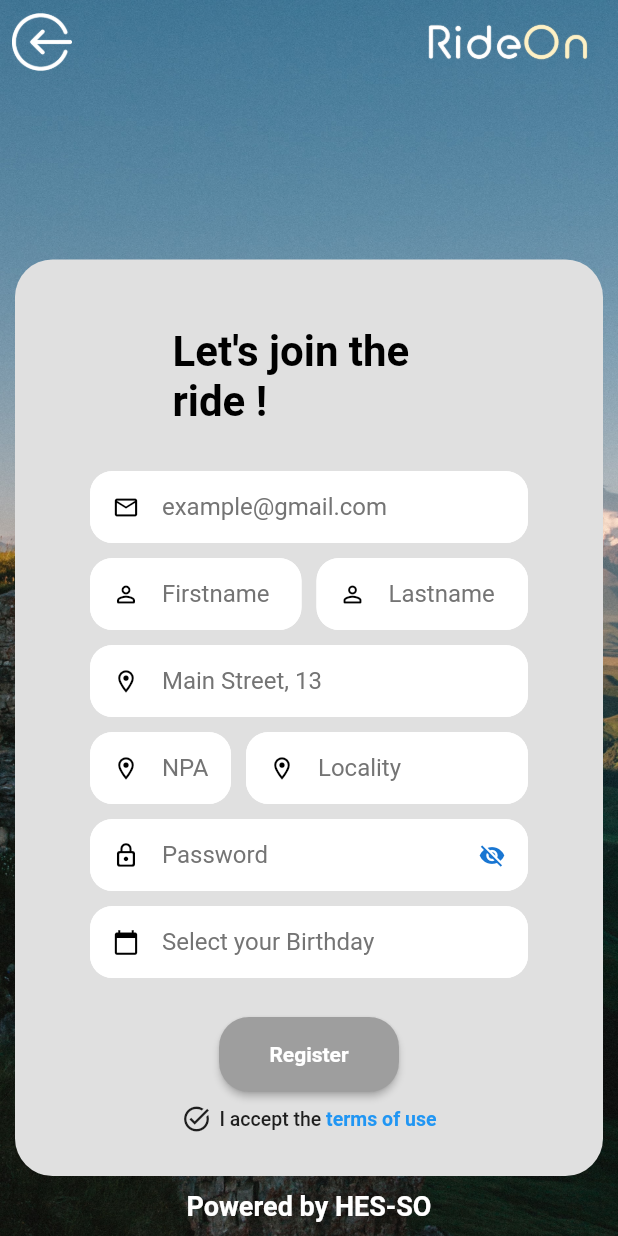
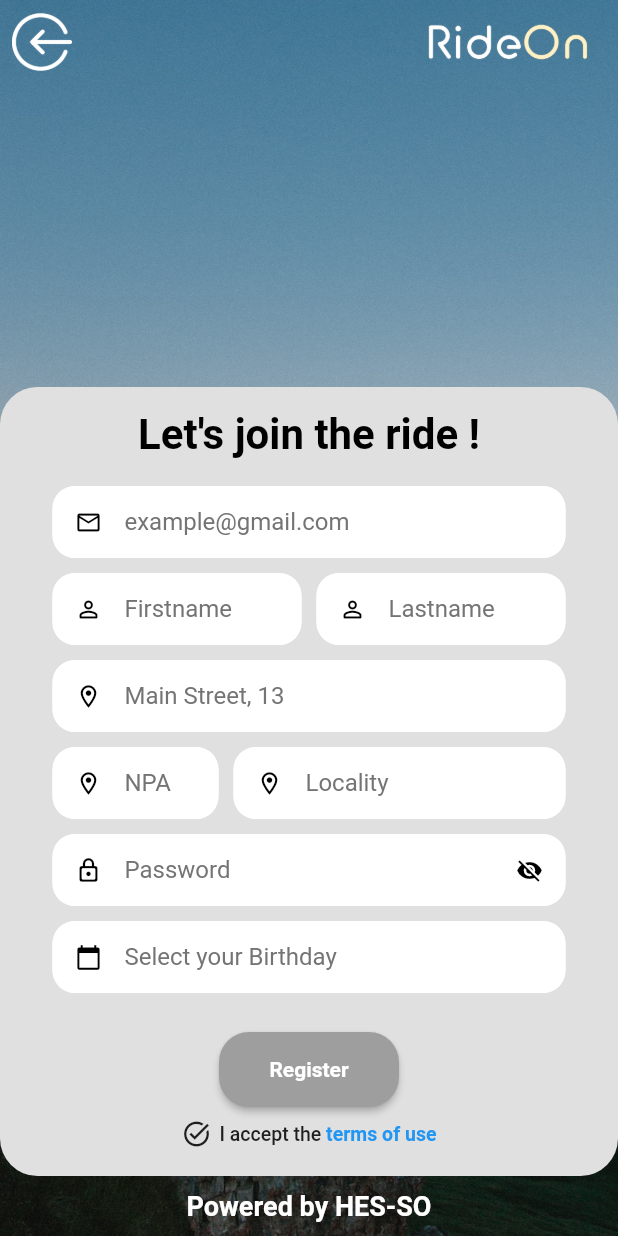
Before and after one commit to ndevanthery/cycling_routes, a Flutter app: the screen it shows after launch, after a tap on "Sign Up", on a phone screen of 412 x 824 dp. Run offline on Flutter 3.47's test engine with Material 2 defaults, Android fonts, the phone set to English and light mode, and no system bars; our stand-ins replace cloud_firestore, firebase_auth, firebase_core, flutter_map, flutter_spinkit, geolocator and 1 more; accounts and stored records are empty.

Commit message:
bug renderflex overflow login/register OK

```diff
--- a/lib/Screens/authenticate/authenticate.dart
+++ b/lib/Screens/authenticate/authenticate.dart
@@ -10,7 +10,6 @@ class Authenticate extends StatefulWidget {
 class _AuthenticateState extends State<Authenticate> {
   @override
   Widget build(BuildContext context) {
-
     return Stack(children: <Widget>[
       Image.asset(
         "assets/img/bkg_authenticate.jpg",
@@ -27,8 +26,8 @@ class _AuthenticateState extends State<Authenticate> {
                 alignment: Alignment.topLeft,
                 child: Container(
                   width: 230,
-                  height: 70.0,
-                  padding: const EdgeInsets.fromLTRB(2, 8, 0, 8),
+                  height: 80.0,
+                  padding: const EdgeInsets.fromLTRB(2, 30, 0, 8),
                   child: Image.asset(
                     "assets/img/logo_removebg.png",
                     fit: BoxFit.cover,
--- a/lib/Screens/authenticate/register.dart
+++ b/lib/Screens/authenticate/register.dart
@@ -102,17 +102,15 @@ class _RegisterState extends State<Register> {
                     decoration: const BoxDecoration(
                         color: Color.fromRGBO(224, 224, 224, 1),
                         borderRadius: BorderRadius.all(Radius.circular(25))),
-                    margin: const EdgeInsets.fromLTRB(10, 0, 10, 0),
                     padding: const EdgeInsets.symmetric(
-                        vertical: 20, horizontal: 50),
+                        vertical: 10, horizontal: 35),
                     child: Column(
                       mainAxisAlignment: MainAxisAlignment.center,
                       crossAxisAlignment: CrossAxisAlignment.center,
                       children: [
                         Container(
-                          margin: const EdgeInsets.fromLTRB(5, 5, 15, 10),
-                          padding: const EdgeInsets.symmetric(
-                              vertical: 20, horizontal: 50),
+                          margin: const EdgeInsets.fromLTRB(0, 5, 0, 10),
+                          padding: EdgeInsets.fromLTRB(0, 0, 0, 8),
                           child: const Text(
                             "Let's join the ride !",
                             style: TextStyle(
@@ -227,7 +225,7 @@ class _RegisterState extends State<Register> {
                                           const TextStyle(color: Colors.black),
                                       decoration: textInputDecoration.copyWith(
                                           hintText: 'NPA',
-                                          counterStyle: TextStyle(
+                                          counterStyle: const TextStyle(
                                             height: double.minPositive,
                                           ),
                                           counterText: "",
@@ -283,7 +281,7 @@ class _RegisterState extends State<Register> {
                                       _pwdVisible
                                           ? Icons.visibility
                                           : Icons.visibility_off,
-                                      color: Theme.of(context).primaryColorDark,
+                                      color: Colors.black,
                                     ),
                                     onPressed: () {
                                       // Update the state i.e. toogle the state of passwordVisible variable
--- a/lib/Screens/authenticate/sign_in.dart
+++ b/lib/Screens/authenticate/sign_in.dart
@@ -155,8 +155,7 @@ class _SignInState extends State<SignIn> {
                                           _pwdVisible
                                               ? Icons.visibility
                                               : Icons.visibility_off,
-                                          color: Theme.of(context)
-                                              .primaryColorDark,
+                                          color: Colors.black,
                                         ),
                                         onPressed: () {
                                           // Update the state i.e. toogle the state of passwordVisible variable
--- a/lib/Services/database.dart
+++ b/lib/Services/database.dart
@@ -1,4 +1,3 @@
-import 'dart:math';
 
 import 'package:cloud_firestore/cloud_firestore.dart';
 import 'package:cycling_routes/Models/route_m.dart';
@@ -49,7 +48,7 @@ class DatabaseService {
     var getRoutes = await routeCollect.get();
     var myDocs = getRoutes.docs;
     List<RouteM> myRouteList = [];
-    myDocs.forEach((doc) {
+    for (var doc in myDocs) {
       var myData = doc.data()! as Map<String, dynamic>;
       List<dynamic> myPoints = myData['route'];
       List<LatLng> myLatLng =
@@ -60,7 +59,7 @@ class DatabaseService {
           distance: myData['distance'],
           duration: myData['duration'],
           routePoints: []));
-    });
+    }
 
     return myRouteList;
   }
--- a/lib/Shared/constants.dart
+++ b/lib/Shared/constants.dart
@@ -15,7 +15,7 @@ bool isPasswordValid(String password) {
 
 final textInputDecoration = InputDecoration(
   isDense: true,
-  contentPadding: const EdgeInsets.fromLTRB(10, 10, 10, 0),
+  contentPadding: const EdgeInsets.fromLTRB(7, 7, 7, 0),
   labelStyle: const TextStyle(color: Colors.black),
   hintStyle: const TextStyle(color: Color.fromARGB(255, 116, 116, 116)),
   fillColor: Colors.white,
```
Also changed, not shown: lib/Shared/components/terms_of_use.dart (+24 -10 lines).
